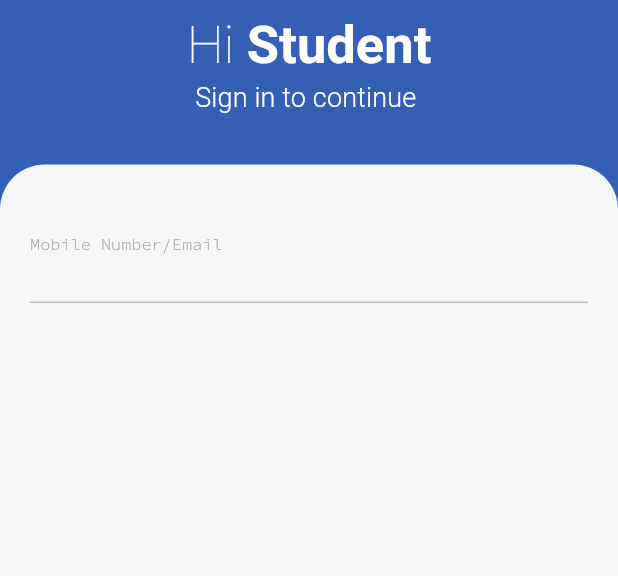
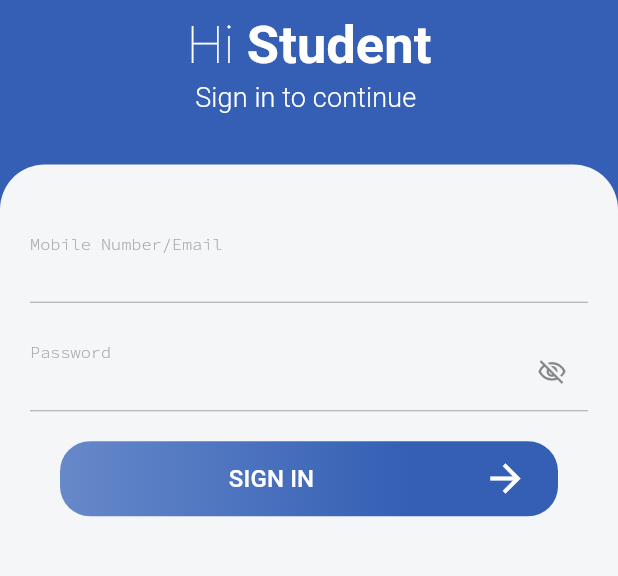
Before and after one commit to Flash210/KidSmart-Learning, a Flutter app: the screen it shows after launch, on a phone screen of 412 x 824 dp, the part 277-853 px from its top. Run offline on Flutter 3.47's test engine with Material 2 defaults, Android fonts, the light colour scheme and no system bars; our stand-ins replace google_fonts.

Commit message:
login edit

```diff
--- /dev/null
+++ b/lib/componet/custom_button.dart
@@ -0,0 +1,61 @@
+import 'package:flutter/cupertino.dart';
+import 'package:flutter/material.dart';
+
+import '../constants/constants.dart';
+import '../constants/text_string.dart';
+
+class DefaultButton extends StatelessWidget {
+  final VoidCallback onPressed;
+  final String title;
+  final IconData iconData;
+  const DefaultButton({
+    Key? key,
+    required this.onPressed,
+    required this.title,
+    required this.iconData,
+  }) : super(key: key);
+
+  @override
+  Widget build(BuildContext context) {
+    return InkWell(
+      onTap: onPressed,
+      child: Container(
+          margin: const EdgeInsets.only(
+              left: kDefaultPadding, right: kDefaultPadding),
+          padding: const EdgeInsets.only(
+            right: kDefaultPadding,
+          ),
+          width: double.infinity,
+          height: 50,
+          decoration: BoxDecoration(
+            borderRadius: BorderRadius.circular(kDefaultPadding),
+            gradient: const LinearGradient(
+              colors: [kSecondaryColor, kPrimaryColor],
+              begin: FractionalOffset(0.0, 0.0),
+              end: FractionalOffset(0.7, 0.0),
+              stops: [0.0, 1.0],
+              tileMode: TileMode.clamp,
+            ),
+          ),
+          child: Row(
+            mainAxisAlignment: MainAxisAlignment.center,
+            children: [
+              const Spacer(),
+              Text(
+                title,
+                style: Theme.of(context).textTheme.titleSmall?.copyWith(
+                    color: kTextWhiteColor,
+                    fontWeight: FontWeight.w500,
+                    fontSize: 16.0),
+              ),
+              Spacer(),
+              Icon(
+                iconData,
+                color: kTextWhiteColor,
+                size: 30,
+              ),
+            ],
+          )),
+    );
+  }
+}
--- a/lib/constants/constants.dart
+++ b/lib/constants/constants.dart
@@ -12,3 +12,6 @@ const Color kErrorBorderColor = Color(0xFFE74c3C);
 
 //default size
 const double kDefaultPadding = 20.0;
+
+const String emailPattern = r'^[\w-]+(\.[\w-]+)*@([\w-]+\.)+[a-zA-Z]{2,7}$';
+const String passwordPattern = r'^(?=.*?[A-Z])(?=.*?[a-z])(?=.*?[0-9]).{8,}$';
--- a/lib/constants/text_string.dart
+++ b/lib/constants/text_string.dart
@@ -7,3 +7,12 @@ const String kSplashScreenText2 = 'Kid';
 //login screen
 const String kLoginScreenText1 = 'Hi ';
 const String kLoginScreenText2 = 'Student';
+
+const String kSignInToContinue = 'Sign in to continue ';
+const String kSignIn = 'SIGN IN';
+const String kEmail = "Mobile Number/Email";
+const String kEmailError = 'Please enter your email';
+const String kEmailError2 = 'Please enter a valid email';
+const String kPassword = 'Password';
+const String kPasswordError = 'Please enter your password';
+const String kPasswordError2 = 'Please enter a valid password';
--- a/lib/main.dart
+++ b/lib/main.dart
@@ -34,7 +34,49 @@
                         fontWeight: FontWeight.w300,
                         fontSize: 18.0),
                   ),
+          inputDecorationTheme: const InputDecorationTheme(
+            labelStyle: TextStyle(
+              color: kTextLightColor,
+              fontSize: 15.0,
+              height: 0.5,
             ),
+            hintStyle: TextStyle(
+              color: kTextBlackColor,
+              fontSize: 15.0,
+              height: 0.5,
+            ),
+            enabledBorder: UnderlineInputBorder(
+              borderSide: BorderSide(
+                color: kTextLightColor,
+                width: 0.7,
+              ),
+            ),
+            border: UnderlineInputBorder(
+              borderSide: BorderSide(
+                color: kTextLightColor,
+              ),
+            ),
+            focusedBorder: UnderlineInputBorder(
+              borderSide: BorderSide(
+                color: kPrimaryColor,
+              ),
+            ),
+            errorBorder: UnderlineInputBorder(
+              borderSide: BorderSide(
+                color: kErrorBorderColor,
+              ),
+            ),
+            focusedErrorBorder: UnderlineInputBorder(
+              borderSide: BorderSide(
+                color: kErrorBorderColor,
+              ),
+            ),
+            disabledBorder: UnderlineInputBorder(
+              borderSide: BorderSide(
+                color: kTextLightColor,
+              ),
+            ),
+          )),
       initialRoute: SplashScreen.routeName,
 
       // define the routes file to acces the routes in the app
--- a/lib/screens/login_screen/login_screen.dart
+++ b/lib/screens/login_screen/login_screen.dart
@@ -2,12 +2,26 @@ import 'package:flutter/material.dart';
 import 'package:kid_smart_learning/constants/image_string.dart';
 import 'package:kid_smart_learning/constants/text_string.dart';
 
+import '../../componet/custom_button.dart';
 import '../../constants/constants.dart';
 
-class LoginScreen extends StatelessWidget {
+late bool _passwordVisible;
+
+class LoginScreen extends StatefulWidget {
   const LoginScreen({super.key});
 
   static String routeName = '/login_screen';
+
+  @override
+  State<LoginScreen> createState() => _LoginScreenState();
+}
+
+class _LoginScreenState extends State<LoginScreen> {
+  @override
+  void initState() {
+    super.initState();
+    _passwordVisible = true;
+  }
 
   @override
   Widget build(BuildContext context) {
@@ -48,7 +62,7 @@ class LoginScreen extends StatelessWidget {
                   const SizedBox(
                     height: kDefaultPadding / 6,
                   ),
-                  Text("Sign in to continue ",
+                  Text(kSignInToContinue,
                       style: Theme.of(context).textTheme.titleSmall),
                 ],
               ),
@@ -73,61 +87,20 @@ class LoginScreen extends StatelessWidget {
                     Form(
                         child: Column(
                       children: [
-                        TextFormField(
-                            textAlign: TextAlign.start,
-                            keyboardType: TextInputType.emailAddress,
-                            style: const TextStyle(
-                              color: kTextBlackColor,
-                              fontSize: 17,
-                              fontWeight: FontWeight.w300,
-                            ),
-                            decoration: const InputDecoration(
-                              labelText: "Mobile Number/Email",
-                              floatingLabelBehavior:
-                                  FloatingLabelBehavior.always,
-                              isDense: true,
-                              labelStyle: TextStyle(
-                                color: kTextLightColor,
-                                fontSize: 15.0,
-                                height: 0.5,
-                              ),
-                              hintStyle: TextStyle(
-                                color: kTextBlackColor,
-                                fontSize: 15.0,
-                                height: 0.5,
-                              ),
-                              enabledBorder: UnderlineInputBorder(
-                                borderSide: BorderSide(
-                                  color: kTextLightColor,
-                                  width: 0.7,
-                                ),
-                              ),
-                              border: UnderlineInputBorder(
-                                borderSide: BorderSide(
-                                  color: kTextLightColor,
-                                ),
-                              ),
-                              focusedBorder: UnderlineInputBorder(
-                                borderSide: BorderSide(
-                                  color: kPrimaryColor,
-                                ),
-                              ),
-                              errorBorder: UnderlineInputBorder(
-                                borderSide: BorderSide(
-                                  color: kErrorBorderColor,
-                                ),
-                              ),
-                              focusedErrorBorder: UnderlineInputBorder(
-                                borderSide: BorderSide(
-                                  color: kErrorBorderColor,
-                                ),
-                              ),
-                              disabledBorder: UnderlineInputBorder(
-                                borderSide: BorderSide(
-                                  color: kTextLightColor,
-                                ),
-                              ),
-                            )),
+                        buildEmailfield(),
+                        const SizedBox(
+                          height: kDefaultPadding,
+                        ),
+                        buildPasswordField(),
+                        const SizedBox(
+                          height: kDefaultPadding,
+                        ),
+                        DefaultButton(
+                          onPressed: () {},
+                          title: kSignIn,
+                          iconData: Icons.arrow_forward_outlined,
+                        ),
+                        const SizedBox()
                       ],
                     )),
                   ],
@@ -139,4 +112,72 @@ class LoginScreen extends StatelessWidget {
       ),
     );
   }
+
+  TextFormField buildEmailfield() {
+    return TextFormField(
+      textAlign: TextAlign.start,
+      keyboardType: TextInputType.emailAddress,
+      style: const TextStyle(
+        color: kTextBlackColor,
+        fontSize: 17,
+        fontWeight: FontWeight.w300,
+      ),
+      decoration: const InputDecoration(
+        labelText: kEmail,
+        floatingLabelBehavior: FloatingLabelBehavior.always,
+        isDense: true,
+      ),
+      validator: (value) {
+        RegExp regex = RegExp(emailPattern);
+
+        if (value == null || value.isEmpty) {
+          return kEmailError;
+          // if it is not matche with the regex pattern
+          // then it will return the error message
+          // for example if the user enter the email without @
+          // then it will return the error message
+        } else if (!regex.hasMatch(value)) {
+          return kEmailError2;
+        }
+      },
+    );
+  }
+
+  TextFormField buildPasswordField() {
+    return TextFormField(
+        obscureText: _passwordVisible,
+        textAlign: TextAlign.start,
+        keyboardType: TextInputType.visiblePassword,
+        style: const TextStyle(
+          color: kTextBlackColor,
+          fontSize: 17,
+          fontWeight: FontWeight.w300,
+        ),
+        decoration: InputDecoration(
+          labelText: kPassword,
+          floatingLabelBehavior: FloatingLabelBehavior.always,
+          isDense: true,
+          suffixIcon: IconButton(
+            onPressed: () {
+              setState(() {
+                _passwordVisible = !_passwordVisible;
+              });
+            },
+            icon: Icon(
+              _passwordVisible
+                  ? Icons.visibility_off_outlined
+                  : Icons.visibility_off_outlined,
+            ),
+            iconSize: kDefaultPadding,
+          ),
+        ),
+        validator: (value) {
+          RegExp regex = RegExp(passwordPattern);
+          if (value!.length < 5 || value.isEmpty) {
+            return kPasswordError;
+          } else if (!regex.hasMatch(value)) {
+            return kPasswordError2;
+          }
+        });
+  }
 }
```
Lines whose indentation alone changed are shown as unchanged.
